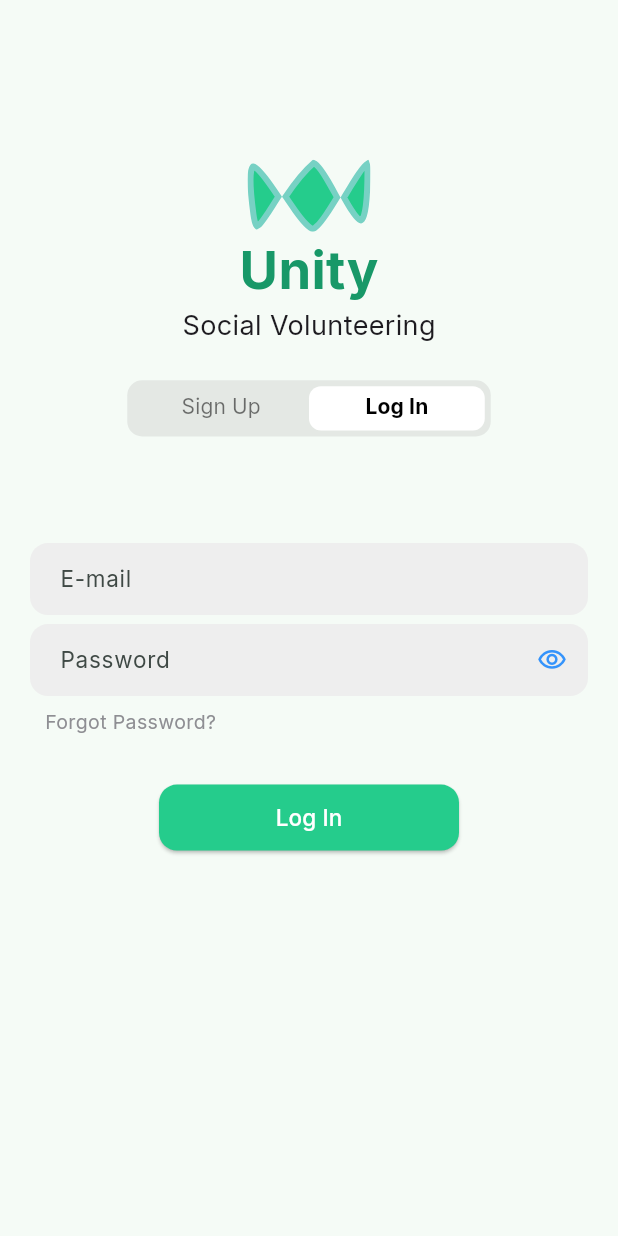
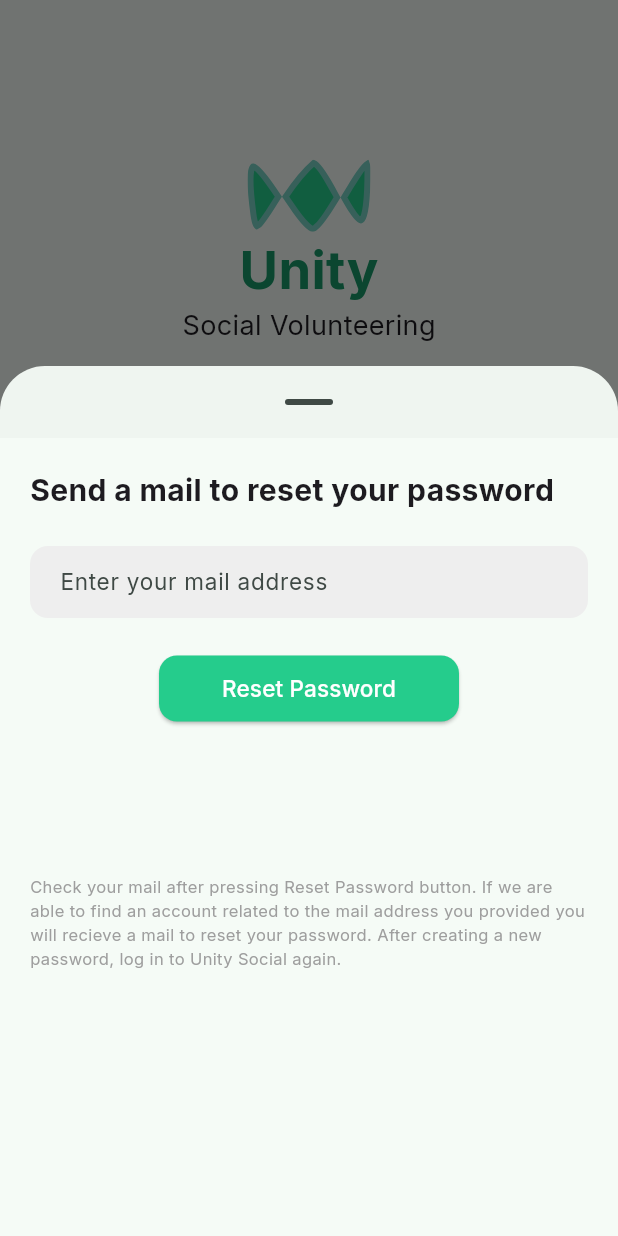
Before and after one commit to jyyoooo/Unity-Social-App, a Flutter app: the screen it shows after launch, tab 2 chosen, after a tap on "Forgot Password?", on a phone screen of 412 x 824 dp. Run offline on Flutter 3.47's test engine with Material 3 defaults, Android fonts, the light colour scheme and no system bars; our stand-ins replace bloc, chat_bubbles, cloud_firestore, firebase_auth, firebase_core, firebase_messaging and 8 more; missing offline and left inert: flutter_location_search, razorpay_web; accounts and stored records are empty; project files that could hold a hidden picture were left out.

Commit message:
reset password done, ready for v1.2

```diff
--- /dev/null
+++ b/lib/core/constants/widgets.dart
@@ -0,0 +1,16 @@
+import 'package:flutter/material.dart';
+
+Widget version() {
+  return const Column(
+    children: [
+      Text(
+        'version 1.2',
+        style: TextStyle(color: Colors.grey, fontSize: 12),
+      ),
+      // Text(
+      //   'Made with ♡︎ by jyyoooo',
+      //   style: TextStyle(color: Colors.grey, fontSize: 12),
+      // ),
+    ],
+  );
+}
--- a/lib/features/auth/bloc/auth_bloc.dart
+++ b/lib/features/auth/bloc/auth_bloc.dart
@@ -16,10 +16,7 @@ class AuthBloc extends Bloc<AuthEvent, AuthState> {
   AuthBloc() : super(AuthInitialState()) {
     on<SignUpEvent>(signUpEvent);
     on<LoginEvent>(loginEvent);
-    on<VerifyEmailEvent>(verifyEmailEvent);
-    on<GoogleSignUpEvent>(googleSignUpEvent);
-    on<PasswordResetEvent>(passwordResetEvent);
-    on<LogoutEvent>(logoutEvent);
+
     on<AppStartEvent>(appStartEvent);
   }
   FutureOr<void> signUpEvent(SignUpEvent event, Emitter<AuthState> emit) async {
@@ -55,15 +52,4 @@ class AuthBloc extends Bloc<AuthEvent, AuthState> {
       emit(NoUserState());
     }
   }
-
-  FutureOr<void> verifyEmailEvent(
-      VerifyEmailEvent event, Emitter<AuthState> emit) {}
-
-  FutureOr<void> googleSignUpEvent(
-      GoogleSignUpEvent event, Emitter<AuthState> emit) {}
-
-  FutureOr<void> passwordResetEvent(
-      PasswordResetEvent event, Emitter<AuthState> emit) {}
-
-  FutureOr<void> logoutEvent(LogoutEvent event, Emitter<AuthState> emit) {}
 }
--- a/lib/features/auth/bloc/auth_events.dart
+++ b/lib/features/auth/bloc/auth_events.dart
@@ -20,11 +20,3 @@ class LoginEvent extends AuthEvent {
   final Login login;
   LoginEvent(this.login);
 }
-
-class VerifyEmailEvent extends AuthEvent {}
-
-class GoogleSignUpEvent extends AuthEvent {}
-
-class PasswordResetEvent extends AuthEvent {}
-
-class LogoutEvent extends AuthEvent {}
--- a/lib/features/auth/bloc/auth_states.dart
+++ b/lib/features/auth/bloc/auth_states.dart
@@ -20,19 +20,8 @@ class AuthSuccessState extends AuthState {
 class LoginSuccesState extends AuthState {
   final AuthenticationStatus authStatus;
   final String userName;
-  LoginSuccesState({
-    required this.authStatus,
-    required this.userName,
-  });
+  LoginSuccesState({required this.authStatus, required this.userName});
 }
-
-class UserState extends AuthState {}
-
-class EmailVerifiedState extends AuthState {}
-
-class PasswordResetSuccessState extends AuthState {}
-
-class LogoutSuccessState extends AuthState {}
 
 class UserFoundState extends AuthState {
   final String userName;
--- /dev/null
+++ b/lib/features/auth/data/repository/password_sevice.dart
@@ -0,0 +1,9 @@
+import 'package:firebase_auth/firebase_auth.dart';
+
+class PasswordResetService {
+  final FirebaseAuth _auth = FirebaseAuth.instance;
+
+  Future<void> sendPasswordResetEmail(String email) async {
+    await _auth.sendPasswordResetEmail(email: email);
+  }
+}
--- a/lib/features/auth/screens/splash_page.dart
+++ b/lib/features/auth/screens/splash_page.dart
@@ -2,8 +2,10 @@ import 'dart:developer';
 import 'package:firebase_auth/firebase_auth.dart';
 import 'package:flutter/cupertino.dart';
 import 'package:flutter/material.dart';
+import 'package:flutter/widgets.dart';
 import 'package:flutter_bloc/flutter_bloc.dart';
 import 'package:flutter_svg/flutter_svg.dart';
+import 'package:unitysocial/core/constants/widgets.dart';
 import 'package:unitysocial/core/utils/colors/colors.dart';
 import 'package:unitysocial/core/constants/snack_bar.dart';
 import 'package:unitysocial/features/auth/bloc/auth_bloc.dart';
@@ -36,8 +38,11 @@ class _SplashPageState extends State<SplashPage> {
           ));
         } else if (state is UserFoundState) {
           log(FirebaseAuth.instance.currentUser!.uid);
-          showSnackbar(context, 'Logged in as ${state.userName}',
-              CupertinoColors.systemTeal.highContrastColor,Durations.extralong2);
+          showSnackbar(
+              context,
+              'Logged in as ${state.userName}',
+              CupertinoColors.systemTeal.highContrastColor,
+              Durations.extralong2);
           Navigator.of(context).pushReplacement(MaterialPageRoute(
             builder: (context) => const UnityNavigator(),
           ));
@@ -45,7 +50,8 @@ class _SplashPageState extends State<SplashPage> {
       },
       child: SafeArea(
         child: Scaffold(
-          body: Center(
+          body: Stack(children: [
+            Center(
               child: Column(
                 mainAxisAlignment: MainAxisAlignment.center,
                 children: [
@@ -59,6 +65,9 @@ class _SplashPageState extends State<SplashPage> {
                 ],
               ),
             ),
+            Positioned(bottom: 10, left: 0, right: 0, child: Center(child: version())),
+
+          ]),
         ),
       ),
     );
--- a/lib/features/auth/screens/widgets/login_form.dart
+++ b/lib/features/auth/screens/widgets/login_form.dart
@@ -10,6 +10,7 @@ import 'package:unitysocial/features/auth/bloc/auth_bloc.dart';
 import 'package:unitysocial/features/auth/data/models/login_model.dart';
 import 'package:unitysocial/core/constants/custom_button.dart';
 import 'package:unitysocial/core/constants/unity_text_field/unity_text_field.dart';
+import 'package:unitysocial/features/auth/data/repository/password_sevice.dart';
 import 'package:unitysocial/features/donation/bloc/donation_button_cubit.dart';
 import 'package:unitysocial/features/home/screens/widgets/navigation_bar.dart';
 
@@ -47,13 +48,20 @@ class LoginForm extends StatelessWidget {
                   controller: passwordController,
                   hintText: 'Password',
                   validator: passwordValidation),
-              Align(alignment: Alignment.centerLeft,
+              Align(
+                alignment: Alignment.centerLeft,
                 child: InkWell(
-                  onTap: () {},
+                  onTap: () {
+                    _passwordResetSheet(context);
+                  },
                   borderRadius: BorderRadius.circular(12),
                   child: const Padding(
                     padding: EdgeInsets.symmetric(horizontal: 10, vertical: 5),
-                    child: Text('Forgot Password?',style: TextStyle(color: CupertinoColors.systemGrey,fontSize: 13),),
+                    child: Text(
+                      'Forgot Password?',
+                      style: TextStyle(
+                          color: CupertinoColors.systemGrey, fontSize: 13),
+                    ),
                   ),
                 ),
               ),
@@ -106,4 +114,73 @@ class LoginForm extends StatelessWidget {
       ),
     );
   }
+
+  // Refactored widgets
+
+  Future<dynamic> _passwordResetSheet(BuildContext context) {
+    TextEditingController resetEmailController = TextEditingController();
+    final resetPasswordFormKey = GlobalKey<FormState>();
+
+    return showModalBottomSheet(
+      isScrollControlled: true,
+      constraints: const BoxConstraints(
+        maxHeight: 580,
+      ),
+      showDragHandle: true,
+      shape: RoundedRectangleBorder(
+        borderRadius: BorderRadius.circular(30),
+      ),
+      useSafeArea: true,
+      context: context,
+      builder: (context) {
+        return Scaffold(
+          body: Padding(
+            padding: const EdgeInsets.all(20.0),
+            child: Form(
+              key: resetPasswordFormKey,
+              child: ListView(
+                children: [
+                  const Text(
+                    'Send a mail to reset your password',
+                    style: TextStyle(fontSize: 20, fontWeight: FontWeight.bold),
+                  ),
+                  const SizedBox(height: 20),
+                  UnityTextField(
+                    hintText: 'Enter your mail address',
+                    validator: emailValidation,
+                    controller: resetEmailController,
+                  ),
+                  CustomButton(
+                    padding: const EdgeInsets.only(top: 20),
+                    label: 'Reset Password',
+                    onPressed: () async {
+                      if (resetPasswordFormKey.currentState!.validate()) {
+                        await PasswordResetService()
+                            .sendPasswordResetEmail(resetEmailController.text);
+                      }
+
+                      showSnackbar(
+                          context,
+                          'A link to reset your password has been sent. Please check your mail.',
+                          CupertinoColors.systemTeal.highContrastColor);
+                    },
+                  ),
+                  const SizedBox(height: 100),
+                  const Text(
+                    'Check your mail after pressing Reset Password button. If we are able to find an account related to the mail address you provided you will recieve a mail to reset your password. After creating a new password, log in to Unity Social again.',
+                    style: TextStyle(color: Colors.grey, fontSize: 11),
+                  ),
+                  const SizedBox(height: 10),
+                  // const Text(
+                  //   'If you didnt recieve any mails, contactprofile us describing your issue in detail',
+                  //   style: TextStyle(color: Colors.grey, fontSize: 11),
+                  // ),
+                ],
+              ),
+            ),
+          ),
+        );
+      },
+    );
+  }
 }
--- a/lib/features/home/screens/home_page.dart
+++ b/lib/features/home/screens/home_page.dart
@@ -23,7 +23,7 @@ class HomePage extends StatelessWidget {
           _pickACauseTitle(),
           _showCategorySliver(size, context),
           _newsTitle(),
-          // _showNewsList(),
+          _showNewsList(),
           const SliverToBoxAdapter(child: SizedBox(height: 75))
         ],
       ),
--- a/lib/features/profile/screens/profile_page.dart
+++ b/lib/features/profile/screens/profile_page.dart
@@ -6,6 +6,7 @@ import 'package:flutter/material.dart';
 import 'package:flutter_bloc/flutter_bloc.dart';
 import 'package:flutter_svg/flutter_svg.dart';
 import 'package:unitysocial/core/constants/unity_appbar.dart';
+import 'package:unitysocial/core/constants/widgets.dart';
 import 'package:unitysocial/features/auth/bloc/auth_bloc.dart';
 import 'package:unitysocial/features/auth/screens/auth_page.dart';
 import 'package:unitysocial/features/profile/screens/widgets/sign_out_button.dart';
@@ -72,7 +73,7 @@ class ProfilePage extends StatelessWidget {
                     _divider(),
                     showContact(context),
                     _divider(),
-                    _version(),
+                    version(),
                   ],
                 ),
               ],
@@ -84,12 +85,9 @@ class ProfilePage extends StatelessWidget {
     );
   }
 
-  Text _version() {
-    return const Text(
-      'version 1.0',
-      style: TextStyle(color: Colors.grey, fontSize: 12),
-    );
-  }
+  // Refactored widgets
+
+
 
   Text _divider() {
     return const Text(
```
Also changed, not shown: flutter_01.png (added). Lines whose indentation alone changed are shown as unchanged.
